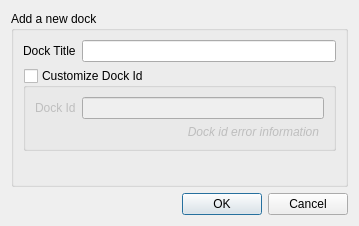
Above: DataPlotly/ui/add_dock_dlg.ui from ghtmtt/DataPlotly before the change. Below: the same form after it.
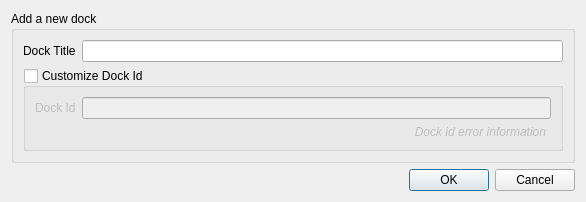
That is the form after the change. Custom widgets are drawn as their Qt base class.

Commit message: resize add_dock_dlg

What changed in the file:
```diff
--- a/DataPlotly/ui/add_dock_dlg.ui
+++ b/DataPlotly/ui/add_dock_dlg.ui
@@ -6,13 +6,13 @@
    <rect>
     <x>0</x>
     <y>0</y>
-    <width>359</width>
-    <height>226</height>
+    <width>586</width>
+    <height>187</height>
    </rect>
   </property>
   <property name="minimumSize">
    <size>
-    <width>326</width>
+    <width>586</width>
     <height>0</height>
    </size>
   </property>
```
